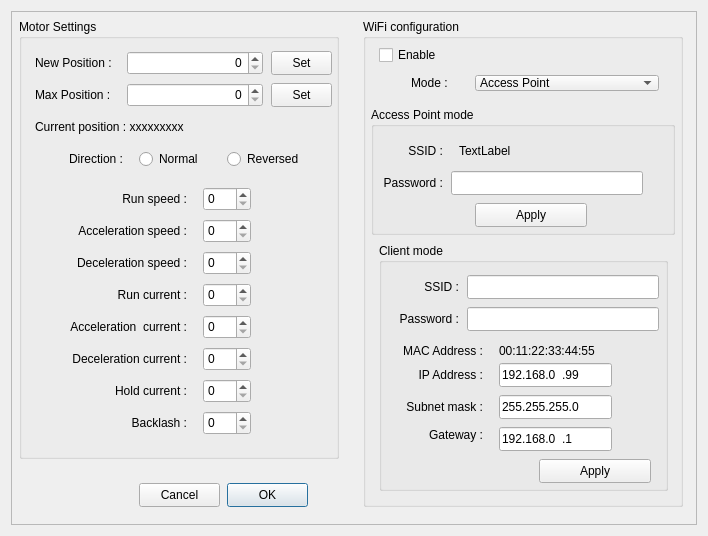
Old version of the form Esatto.ui in the repository rpineau/Esatto.
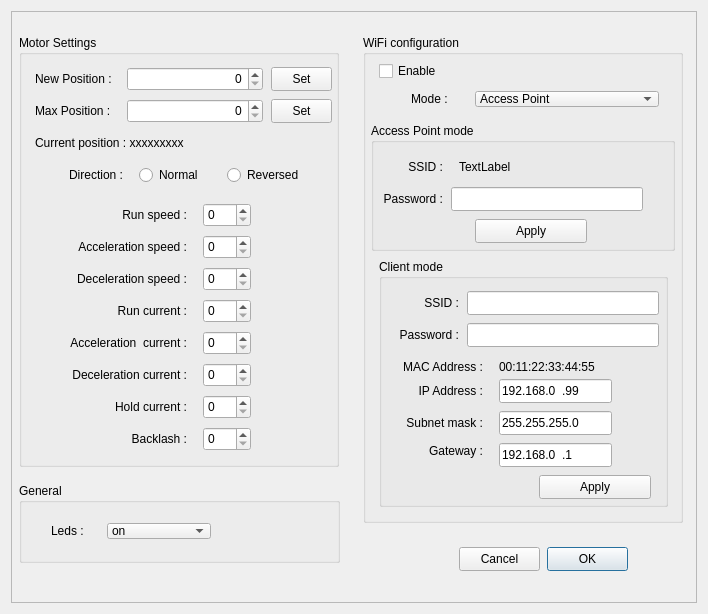
New version of the form. Custom widgets are drawn as their Qt base class.

What changed in the file:
```diff
--- a/Esatto.ui
+++ b/Esatto.ui
@@ -7,7 +7,7 @@
     <x>0</x>
     <y>0</y>
     <width>708</width>
-    <height>536</height>
+    <height>614</height>
    </rect>
   </property>
   <property name="sizePolicy">
@@ -25,7 +25,7 @@
   <property name="maximumSize">
    <size>
     <width>708</width>
-    <height>536</height>
+    <height>1024</height>
    </size>
   </property>
   <property name="windowTitle">
@@ -62,9 +62,9 @@
       <property name="geometry">
        <rect>
         <x>8</x>
-        <y>8</y>
+        <y>24</y>
         <width>320</width>
-        <height>440</height>
+        <height>432</height>
        </rect>
       </property>
       <property name="title">
@@ -448,8 +448,8 @@
       </property>
       <property name="geometry">
        <rect>
-        <x>216</x>
-        <y>472</y>
+        <x>536</x>
+        <y>536</y>
         <width>81</width>
         <height>24</height>
        </rect>
@@ -464,8 +464,8 @@
      <widget class="QPushButton" name="pushButtonCancel">
       <property name="geometry">
        <rect>
-        <x>128</x>
-        <y>472</y>
+        <x>448</x>
+        <y>536</y>
         <width>81</width>
         <height>24</height>
        </rect>
@@ -478,7 +478,7 @@
       <property name="geometry">
        <rect>
         <x>352</x>
-        <y>8</y>
+        <y>24</y>
         <width>320</width>
         <height>488</height>
        </rect>
@@ -840,6 +840,65 @@
        </property>
       </widget>
      </widget>
+     <widget class="QGroupBox" name="groupBox_9">
+      <property name="geometry">
+       <rect>
+        <x>8</x>
+        <y>472</y>
+        <width>321</width>
+        <height>80</height>
+       </rect>
+      </property>
+      <property name="title">
+       <string>General</string>
+      </property>
+      <widget class="QLabel" name="label_21">
+       <property name="geometry">
+        <rect>
+         <x>32</x>
+         <y>40</y>
+         <width>48</width>
+         <height>16</height>
+        </rect>
+       </property>
+       <property name="text">
+        <string>Leds :</string>
+       </property>
+       <property name="alignment">
+        <set>Qt::AlignLeading|Qt::AlignLeft|Qt::AlignVCenter</set>
+       </property>
+      </widget>
+      <widget class="QComboBox" name="comboBox_2">
+       <property name="geometry">
+        <rect>
+         <x>88</x>
+         <y>40</y>
+         <width>104</width>
+         <height>16</height>
+        </rect>
+       </property>
+       <item>
+        <property name="text">
+         <string>on</string>
+        </property>
+       </item>
+       <item>
+        <property name="text">
+         <string>low</string>
+        </property>
+       </item>
+       <item>
+        <property name="text">
+         <string>middle</string>
+        </property>
+       </item>
+       <item>
+        <property name="text">
+         <string>off</string>
+        </property>
+       </item>
+      </widget>
+     </widget>
     </widget>
    </item>
   </layout>
```
